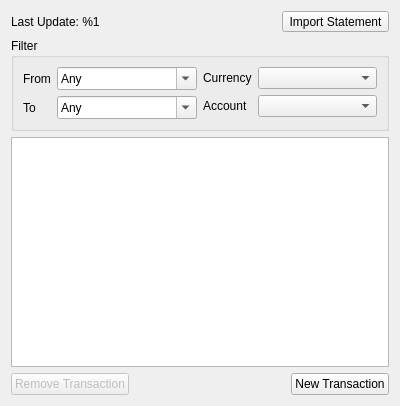
Old version of the form src/transactionstab.ui in the repository VSRonin/BudgetyMcBudgetface.
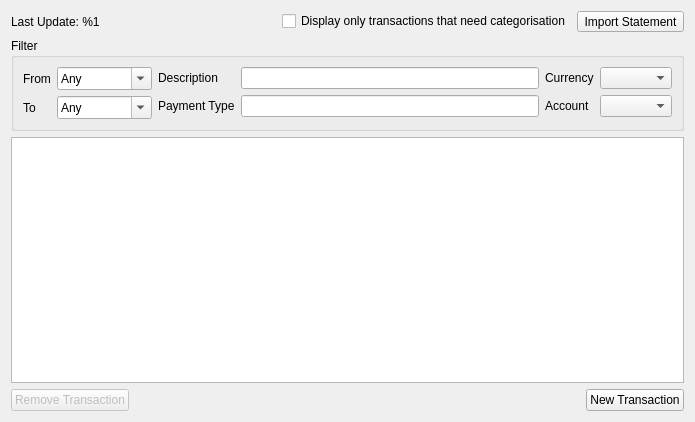
New version of the form.

```diff
--- a/src/transactionstab.ui
+++ b/src/transactionstab.ui
@@ -6,8 +6,8 @@
    <rect>
     <x>0</x>
     <y>0</y>
-    <width>400</width>
-    <height>406</height>
+    <width>695</width>
+    <height>422</height>
    </rect>
   </property>
   <property name="windowTitle">
@@ -36,6 +36,16 @@
        </property>
       </spacer>
      </item>
+     <item>
+      <widget class="QCheckBox" name="showUncategorisedCheck">
+       <property name="toolTip">
+        <string>Show only the transaction that need manual data input</string>
+       </property>
+       <property name="text">
+        <string>Display only transactions that need categorisation</string>
+       </property>
+      </widget>
+     </item>
      <item>
       <widget class="QToolButton" name="importStatementButton">
        <property name="text">
@@ -118,6 +128,30 @@
         </item>
        </layout>
       </item>
+      <item>
+       <layout class="QFormLayout" name="formLayout_3">
+        <item row="0" column="0">
+         <widget class="QLabel" name="label_5">
+          <property name="text">
+           <string>Description</string>
+          </property>
+         </widget>
+        </item>
+        <item row="0" column="1">
+         <widget class="QLineEdit" name="descriptionFilterEdit"/>
+        </item>
+        <item row="1" column="0">
+         <widget class="QLabel" name="label_6">
+          <property name="text">
+           <string>Payment Type</string>
+          </property>
+         </widget>
+        </item>
+        <item row="1" column="1">
+         <widget class="QLineEdit" name="paymentTypeFilterEdit"/>
+        </item>
+       </layout>
+      </item>
       <item>
        <layout class="QFormLayout" name="formLayout_2">
         <item row="0" column="0">
@@ -147,6 +181,12 @@
    </item>
    <item>
     <widget class="QTableView" name="transactionView">
+     <property name="sortingEnabled">
+      <bool>true</bool>
+     </property>
+     <attribute name="horizontalHeaderStretchLastSection">
+      <bool>true</bool>
+     </attribute>
      <attribute name="verticalHeaderVisible">
       <bool>false</bool>
      </attribute>
```
